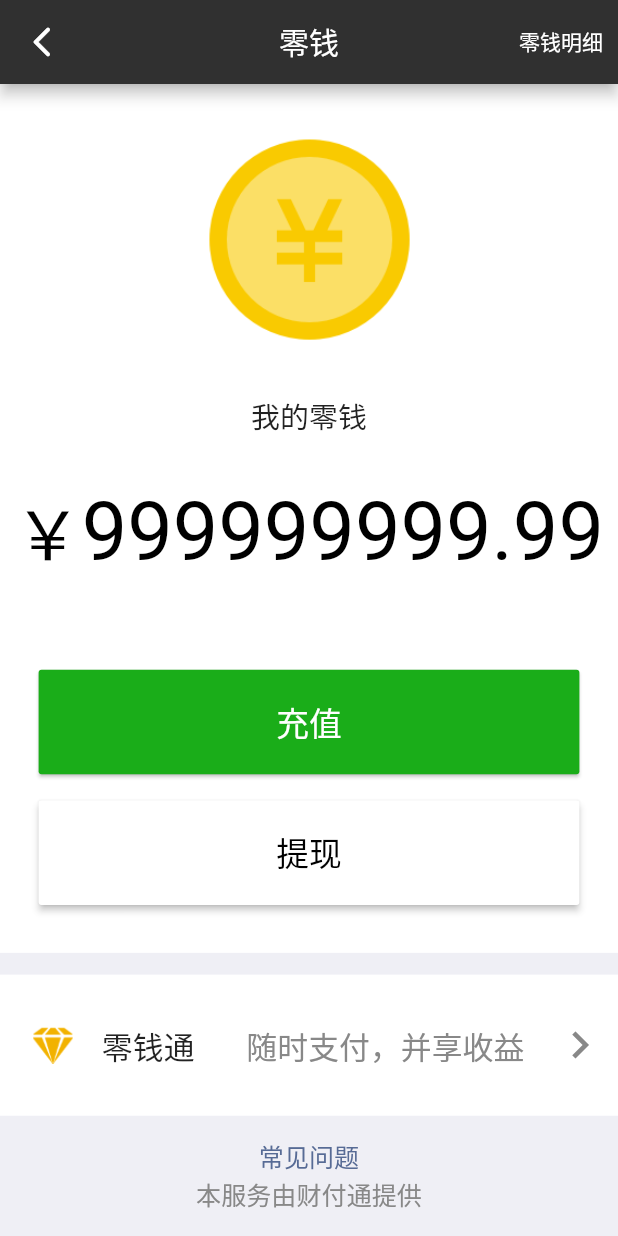
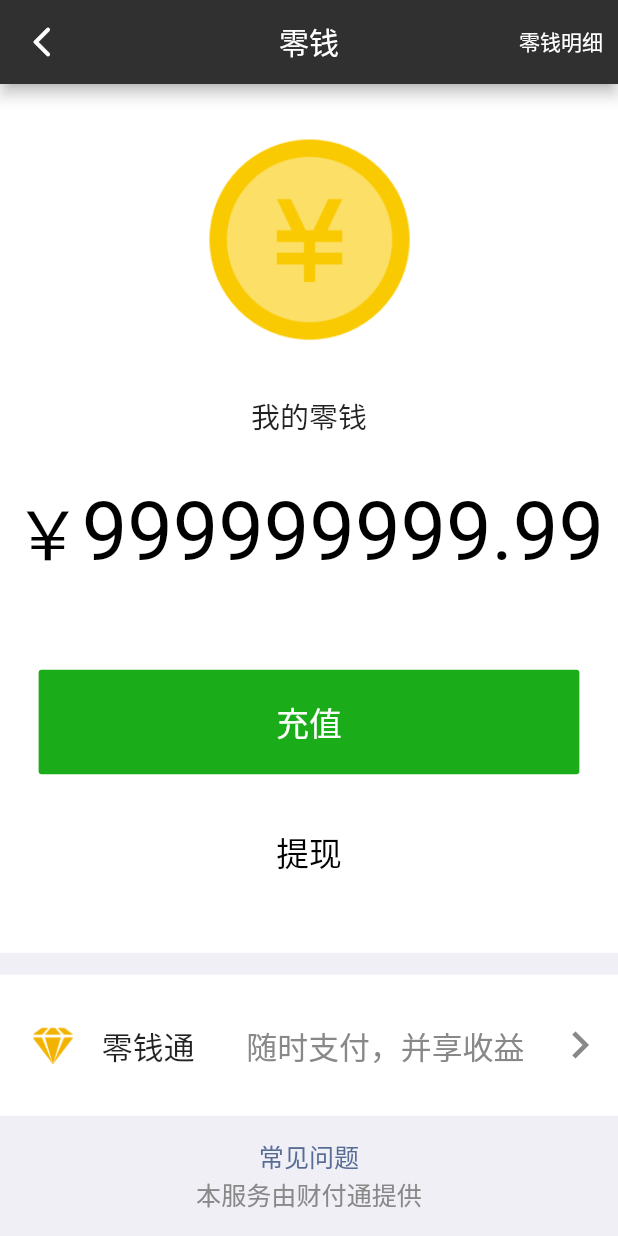
Before and after one commit to j787701730/wx_flutter, a Flutter app: the Balance screen opened directly, on a phone screen of 412 x 824 dp. Run offline on Flutter 3.47's test engine with Material 2 defaults, Android fonts, the phone set to English and light mode, and no system bars; our stand-ins replace flutter_screenutil, flutter_slidable; missing offline and left inert: flutter_webview_plugin, qrscan.

Commit message:
RaisedButton => FlatButton

```diff
--- a/lib/pages/balance.dart
+++ b/lib/pages/balance.dart
@@ -78,9 +78,8 @@
                 left: ScreenUtil.getInstance().setWidth(40.0),
                 right: ScreenUtil.getInstance().setWidth(40.0),
               ),
-              child: RaisedButton(
+              child: FlatButton(
                 onPressed: () {},
-                elevation: 1,
                 child: Text(
                   '充值',
                   style: TextStyle(fontSize: ScreenUtil.getInstance().setSp(34.0)),
@@ -100,7 +99,7 @@
                 left: ScreenUtil.getInstance().setWidth(40.0),
                 right: ScreenUtil.getInstance().setWidth(40.0),
               ),
-              child: RaisedButton(
+              child: FlatButton(
                 onPressed: () {},
                 child: Text(
                   '提现',
--- a/lib/pages/tabs.dart
+++ b/lib/pages/tabs.dart
@@ -49,7 +49,7 @@
                 left: ScreenUtil.getInstance().setWidth(40),
                 right: ScreenUtil.getInstance().setWidth(40),
               ),
-              child: RaisedButton(
+              child: FlatButton(
                 color: Color(0xff1AAD19),
                 padding: EdgeInsets.only(
                   top: ScreenUtil.getInstance().setHeight(26),
@@ -57,8 +57,8 @@
                 ),
                 onPressed: () {
                   Navigator.push(
-                  context,
-                      new MaterialPageRoute(builder: (context) => new AddTab()),
+                    context,
+                    new MaterialPageRoute(builder: (context) => new AddTab()),
                   );
                 },
                 child: Text(
```
